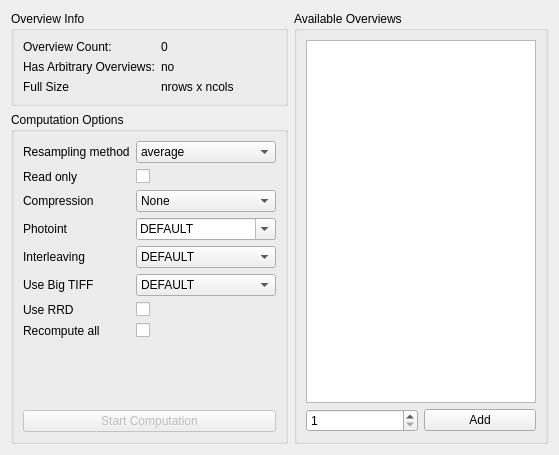
Before: the Qt Designer form gsdview/gdalbackend/ui/overview.ui in avalentino/gsdview, drawn with Qt 5.
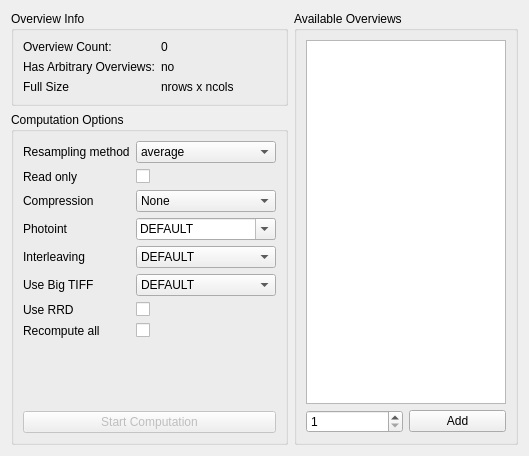
After: the same form once the commit is applied.

```diff
--- a/gsdview/gdalbackend/ui/overview.ui
+++ b/gsdview/gdalbackend/ui/overview.ui
@@ -6,8 +6,8 @@
    <rect>
     <x>0</x>
     <y>0</y>
-    <width>559</width>
-    <height>455</height>
+    <width>529</width>
+    <height>456</height>
    </rect>
   </property>
   <property name="windowTitle">
```
